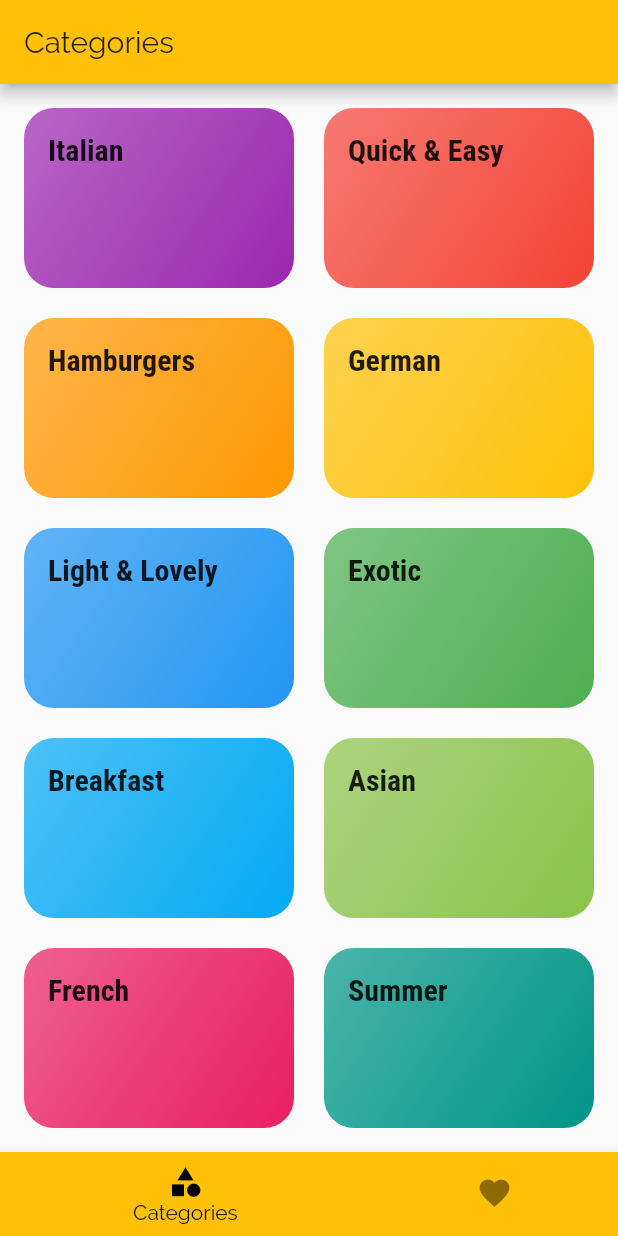
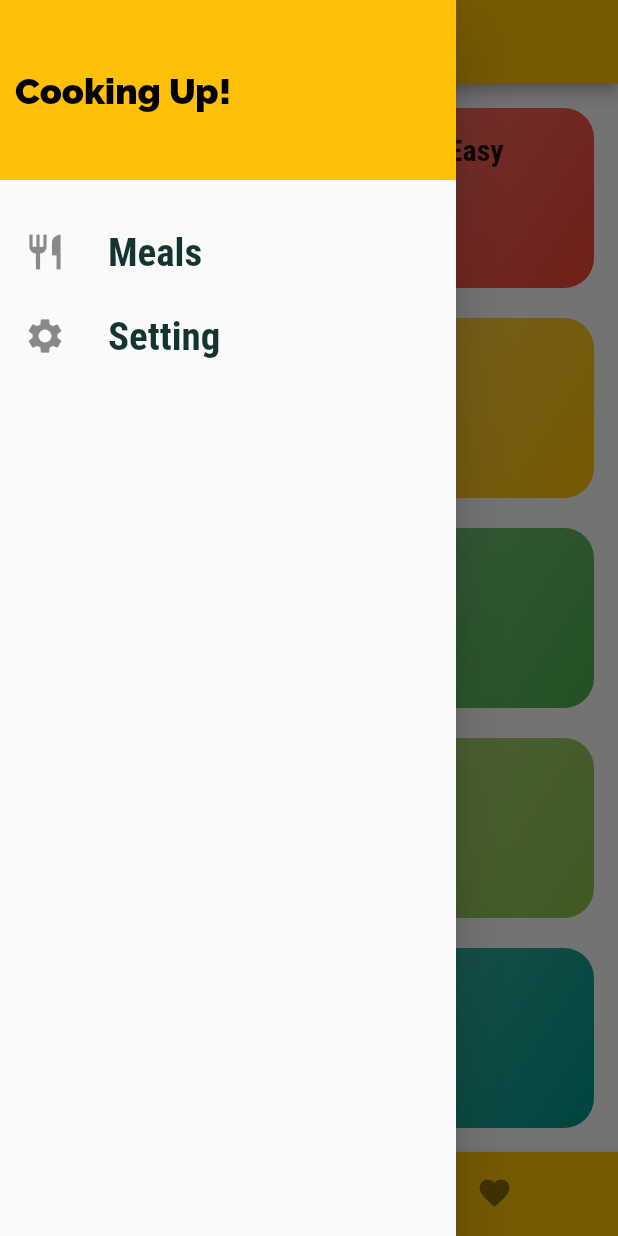
Before and after one commit to AvibhavChoudhary/My-Meal, a Flutter app: the screen it shows after launch, with the side drawer open (before the commit the screen has no drawer), on a phone screen of 412 x 824 dp. Run offline on Flutter 3.47's test engine with Material 2 defaults, Android fonts, the phone set to English and light mode, and no system bars.

```diff
--- a/lib/main.dart
+++ b/lib/main.dart
@@ -1,22 +1,66 @@
 import 'package:flutter/material.dart';
+import 'package:my_meal/dummy_data.dart';
+import 'package:my_meal/screens/category_meal_screen.dart';
+import 'package:my_meal/screens/filterScreen.dart';
 import 'package:my_meal/screens/meal_detail_screen.dart';
 import 'package:my_meal/screens/tabs_screen.dart';
 
+import 'models/meal.dart';
+
 void main() => runApp(MyApp());
 
-class MyApp extends StatelessWidget {
+class MyApp extends StatefulWidget {
+  @override
+  _MyAppState createState() => _MyAppState();
+}
+
+class _MyAppState extends State<MyApp> {
+  Map<String, bool> _filter = {
+    "gluten": false,
+    "lactose": false,
+    "vegan": false,
+    "vegetarian": false
+  };
+
+  List<Meal> availableMeal = DUMMY_MEALS;
+
+  void _setFilters(Map<String, bool> filters) {
+    setState(() {
+      _filter = filters;
+
+      availableMeal = DUMMY_MEALS.where((meal) {
+        if (_filter["gluten"] && !meal.isGlutenFree) {
+          return false;
+        }
+        if (_filter["lactose"] && !meal.isLactoseFree) {
+          return false;
+        }
+        if (_filter["vegan"] && !meal.isVegan) {
+          return false;
+        }
+        if (_filter["vegetarian"] && !meal.isVegetarian) {
+          return false;
+        }
+        return true;
+      }).toList();
+    });
+  }
+
   @override
   Widget build(BuildContext context) {
     return MaterialApp(
       debugShowCheckedModeBanner: false,
       title: "My Meals",
-      home: TabScreen(),
       routes: {
+        "/": (ctx) => TabScreen(),
+        CategoryMealScreen.routeName: (ctx) =>
+            CategoryMealScreen(availableMeal),
         MealDetail.routeName: (ctx) => MealDetail(),
+        FilterScreen.routeName: (ctx) => FilterScreen(_setFilters, _filter),
       },
       theme: ThemeData(
           primarySwatch: Colors.amber,
-          accentColor: Colors.black,
+          accentColor: Colors.amberAccent,
           fontFamily: "Raleway",
           // canvasColor: Color.fromRGBO(255, 254, 229, 1),
           textTheme: ThemeData.light().textTheme.copyWith(
--- /dev/null
+++ b/lib/screens/drawer.dart
@@ -0,0 +1,54 @@
+import 'package:flutter/material.dart';
+import 'package:my_meal/screens/filterScreen.dart';
+
+class MyDrawer extends StatelessWidget {
+  Widget buildListTile(IconData icon, String title, Function drawerHandler) {
+    return ListTile(
+      leading: Icon(
+        icon,
+        size: 28,
+      ),
+      title: Text(
+        title,
+        style: TextStyle(
+            fontFamily: "RobotoCondensed",
+            fontSize: 26,
+            fontWeight: FontWeight.bold),
+      ),
+      onTap: drawerHandler,
+    );
+  }
+
+  @override
+  Widget build(BuildContext context) {
+    return Drawer(
+      child: Column(
+        children: [
+          Container(
+            height: 120,
+            padding: EdgeInsets.all(10),
+            alignment: Alignment.centerLeft,
+            width: double.infinity,
+            color: Theme.of(context).primaryColor,
+            child: Text(
+              "Cooking Up!",
+              style: TextStyle(
+                fontWeight: FontWeight.w900,
+                fontSize: 24,
+                color: Colors.black,
+              ),
+            ),
+          ),
+          SizedBox(height: 20),
+          buildListTile(Icons.restaurant, "Meals",
+              () => Navigator.of(context).pushReplacementNamed("/")),
+          buildListTile(
+              Icons.settings,
+              "Setting",
+              () => Navigator.of(context)
+                  .pushReplacementNamed(FilterScreen.routeName)),
+        ],
+      ),
+    );
+  }
+}
--- a/lib/screens/tabs_screen.dart
+++ b/lib/screens/tabs_screen.dart
@@ -1,5 +1,6 @@
 import 'package:flutter/material.dart';
 import 'package:my_meal/screens/category_screen.dart';
+import 'package:my_meal/screens/drawer.dart';
 import 'package:my_meal/screens/favorites_screem.dart';
 
 class TabScreen extends StatefulWidget {
@@ -27,6 +28,7 @@ class _TabScreenState extends State<TabScreen> {
       appBar: AppBar(
         title: Text(pages[selectedPageIndex]["title"]),
       ),
+      drawer: MyDrawer(),
       body: pages[selectedPageIndex]["page"],
       bottomNavigationBar: BottomNavigationBar(
         onTap: selectedPage,
--- a/lib/widgets/category_item.dart
+++ b/lib/widgets/category_item.dart
@@ -7,9 +7,8 @@ class CategoryItem extends StatelessWidget {
   final String id;
 
   void showMealScreen(BuildContext ctx) {
-    Navigator.of(ctx).push(MaterialPageRoute(builder: (_) {
-      return CategoryMealScreen(title: title, id: id);
-    }));
+    Navigator.of(ctx).pushNamed(CategoryMealScreen.routeName,
+        arguments: {"id": id, "title": title});
   }
 
   CategoryItem(this.title, this.id, this.color);
```
Also changed, not shown: lib/screens/category_meal_screen.dart (+46 -7 lines), lib/screens/filterScreen.dart (added, +129 -0 lines), lib/screens/meal_detail_screen.dart (+7 -0 lines), lib/widgets/meal_item.dart (+10 -2 lines).
